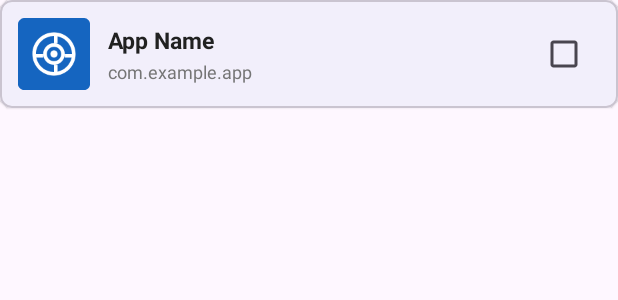
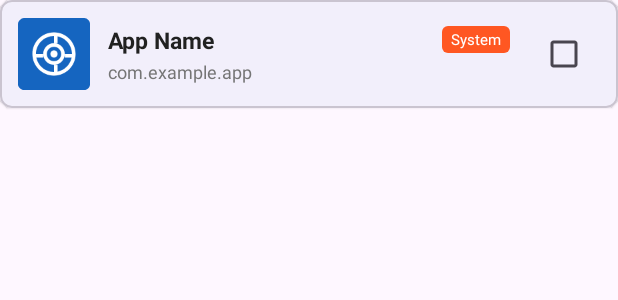
Before and after one commit to danhtrinhdevelopermay/XiaoBost, an Android app: the layout item_app.xml on its own in the app's theme, with its tools: preview values and no code run, on a phone screen of 412 x 824 dp. Shown: the top 300 px of the screen. Run offline under Robolectric (Android 15) with nearby library versions, the phone set to English and light mode, and no system bars.

```diff
--- a/app/src/main/java/com/optimizer/shizuku/ui/AppListAdapter.kt
+++ b/app/src/main/java/com/optimizer/shizuku/ui/AppListAdapter.kt
@@ -1,6 +1,7 @@
 package com.optimizer.shizuku.ui
 
 import android.view.LayoutInflater
+import android.view.View
 import android.view.ViewGroup
 import androidx.recyclerview.widget.DiffUtil
 import androidx.recyclerview.widget.ListAdapter
@@ -62,6 +63,7 @@ class AppListAdapter(
                 ivAppIcon.setImageDrawable(appInfo.icon)
                 tvAppName.text = appInfo.appName
                 tvPackageName.text = appInfo.packageName
+                tvSystemBadge.visibility = if (appInfo.isSystemApp) View.VISIBLE else View.GONE
 
                 checkbox.setOnCheckedChangeListener(null)
                 checkbox.isChecked = selectedItems.contains(appInfo.packageName)
--- /dev/null
+++ b/app/src/main/res/drawable/badge_system.xml
@@ -0,0 +1,6 @@
+<?xml version="1.0" encoding="utf-8"?>
+<shape xmlns:android="http://schemas.android.com/apk/res/android"
+    android:shape="rectangle">
+    <solid android:color="#FF5722" />
+    <corners android:radius="4dp" />
+</shape>
--- a/app/src/main/res/layout/item_app.xml
+++ b/app/src/main/res/layout/item_app.xml
@@ -31,16 +31,39 @@
             android:layout_marginHorizontal="12dp"
             android:orientation="vertical">
 
+            <LinearLayout
+                android:layout_width="match_parent"
+                android:layout_height="wrap_content"
+                android:orientation="horizontal"
+                android:gravity="center_vertical">
+
                 <TextView
                     android:id="@+id/tvAppName"
-                android:layout_width="match_parent"
+                    android:layout_width="0dp"
                     android:layout_height="wrap_content"
+                    android:layout_weight="1"
                     android:textSize="15sp"
                     android:textStyle="bold"
                     android:textColor="@color/text_primary"
                     android:maxLines="1"
                     android:ellipsize="end"
                     tools:text="App Name" />
+
+                <TextView
+                    android:id="@+id/tvSystemBadge"
+                    android:layout_width="wrap_content"
+                    android:layout_height="wrap_content"
+                    android:layout_marginStart="6dp"
+                    android:paddingHorizontal="6dp"
+                    android:paddingVertical="2dp"
+                    android:background="@drawable/badge_system"
+                    android:text="@string/system_app"
+                    android:textSize="10sp"
+                    android:textColor="@android:color/white"
+                    android:visibility="gone"
+                    tools:visibility="visible" />
+
+            </LinearLayout>
 
             <TextView
                 android:id="@+id/tvPackageName"
--- a/app/src/main/res/values/strings.xml
+++ b/app/src/main/res/values/strings.xml
@@ -41,7 +41,8 @@
     <!-- Background Apps Manager -->
     <string name="background_apps">Background Apps</string>
     <string name="background_apps_title">Manage Background Apps</string>
-    <string name="background_apps_description">Select third-party apps to disable or enable background activity. System apps are not shown.</string>
+    <string name="background_apps_description">Select apps to disable or enable background activity.</string>
+    <string name="system_app">System</string>
     <string name="app_icon">App icon</string>
     <string name="select_all">Select All</string>
     <string name="deselect_all">Deselect All</string>
```
Also changed, not shown: app/src/main/java/com/optimizer/shizuku/ui/BackgroundAppsActivity.kt (+17 -5 lines). Lines whose indentation alone changed are shown as unchanged.
